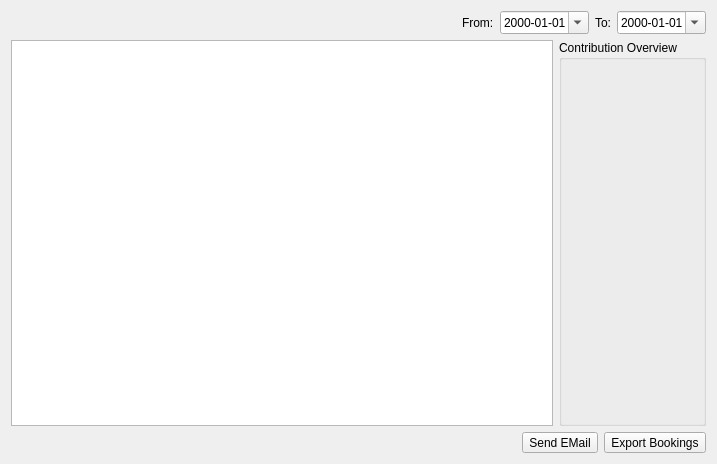
This is forms/contributions.ui in LukyLuke/PiTres as Qt 5 draws it before an edit. The edited form follows.
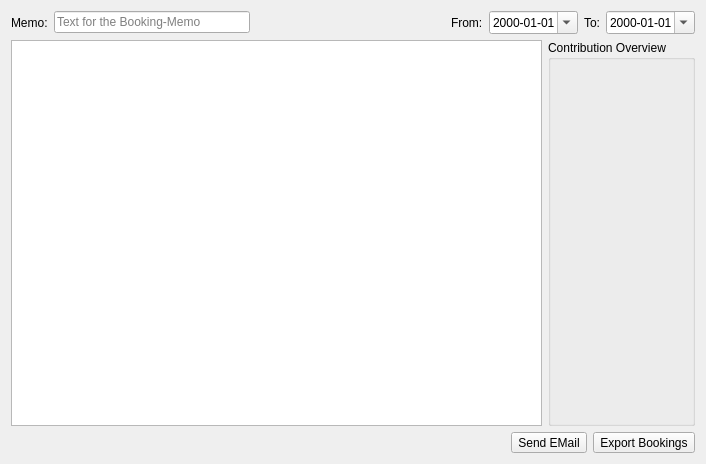
This is the edited form. Icons and pictures are not drawn.

Commit message: Added individual Memofield and changed some functionality

The edit to the form file:
```diff
--- a/forms/contributions.ui
+++ b/forms/contributions.ui
@@ -6,7 +6,7 @@
    <rect>
     <x>0</x>
     <y>0</y>
-    <width>717</width>
+    <width>706</width>
     <height>464</height>
    </rect>
   </property>
@@ -16,6 +16,20 @@
   <layout class="QVBoxLayout" name="verticalLayout">
    <item>
     <layout class="QHBoxLayout" name="horizontalLayout">
+     <item>
+      <widget class="QLabel" name="label_3">
+       <property name="text">
+        <string>Memo:</string>
+       </property>
+      </widget>
+     </item>
+     <item>
+      <widget class="QLineEdit" name="memoText">
+       <property name="placeholderText">
+        <string>Text for the Booking-Memo</string>
+       </property>
+      </widget>
+     </item>
      <item>
       <spacer name="horizontalSpacer">
        <property name="orientation">
```
The commit also changes 1 other file.
